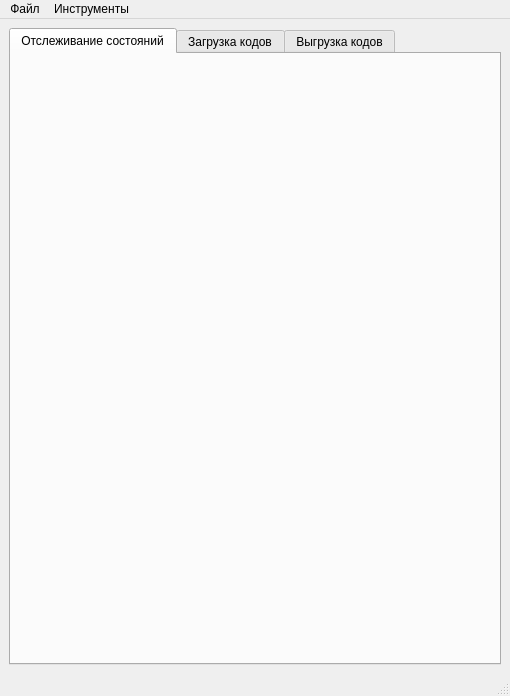
The window that mainwindow.ui (wepavel/BLSMark) describes before a commit, drawn with Qt 5.
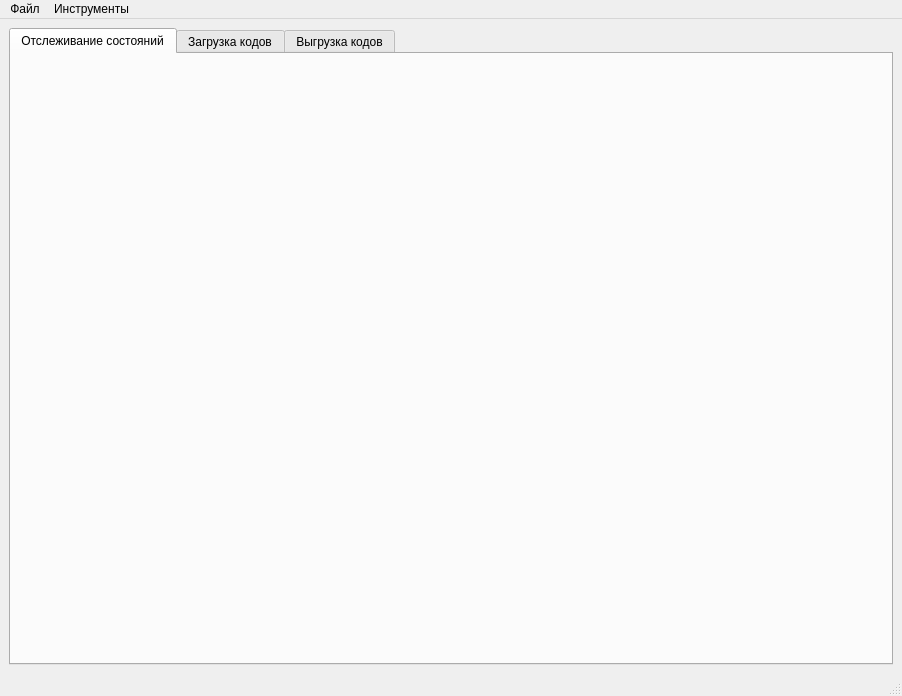
The same window after the commit.

The edit to the form file:
```diff
--- a/mainwindow.ui
+++ b/mainwindow.ui
@@ -6,7 +6,7 @@
    <rect>
     <x>0</x>
     <y>0</y>
-    <width>510</width>
+    <width>902</width>
     <height>696</height>
    </rect>
   </property>
@@ -104,8 +104,8 @@
     <rect>
      <x>0</x>
      <y>0</y>
-     <width>510</width>
-     <height>25</height>
+     <width>902</width>
+     <height>21</height>
     </rect>
    </property>
    <property name="sizePolicy">
```
